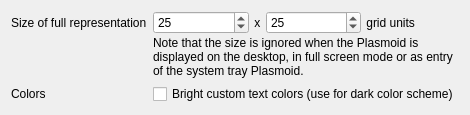
This is plasmoid/lib/appearanceoptionpage.ui in Martchus/syncthingtray as Qt 5 draws it before an edit. The edited form follows.
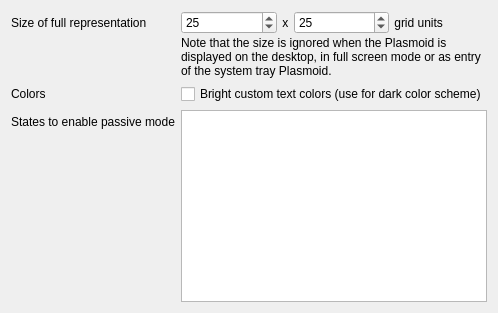
This is the edited form. Icons and pictures are not drawn.

Commit message:
Allow hiding Plasma applet in certain states
See https://github.com/Martchus/syncthingtray/issues/23

Diff of the .ui file:
```diff
--- a/plasmoid/lib/appearanceoptionpage.ui
+++ b/plasmoid/lib/appearanceoptionpage.ui
@@ -19,14 +19,14 @@
        </property>
       </widget>
      </item>
-     <item row="1" column="0">
+     <item row="2" column="0">
       <widget class="QLabel" name="colorsLabel">
        <property name="text">
         <string>Colors</string>
        </property>
       </widget>
      </item>
-     <item row="1" column="1">
+     <item row="2" column="1">
       <widget class="QCheckBox" name="brightTextColorsCheckBox">
        <property name="text">
         <string>Bright custom text colors (use for dark color scheme)</string>
@@ -118,6 +118,23 @@
        </item>
       </layout>
      </item>
+     <item row="3" column="0">
+      <widget class="QLabel" name="passiveLabel">
+       <property name="text">
+        <string>States to enable passive mode</string>
+       </property>
+      </widget>
+     </item>
+     <item row="3" column="1">
+      <widget class="QListView" name="passiveListView">
+       <property name="selectionMode">
+        <enum>QAbstractItemView::NoSelection</enum>
+       </property>
+       <property name="layoutMode">
+        <enum>QListView::Batched</enum>
+       </property>
+      </widget>
+     </item>
     </layout>
    </item>
   </layout>
```
The commit also changes 13 other files.
